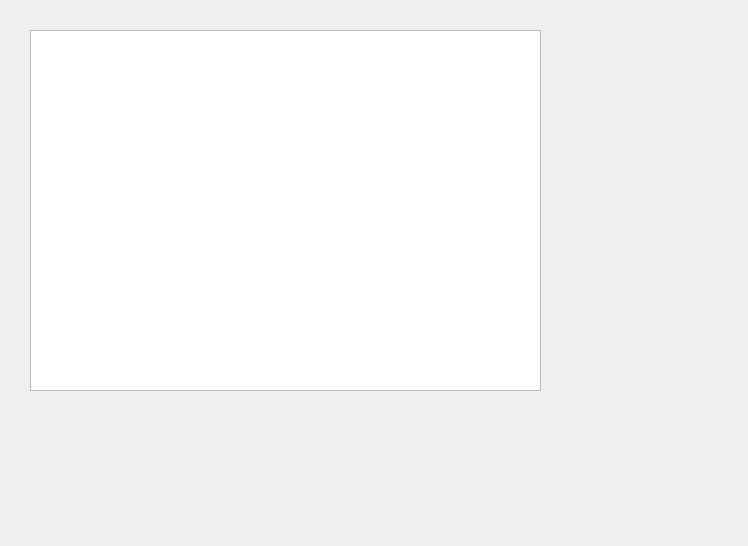
Before: the Qt Designer form engine/views/AncManageWidget.ui in ridolph/uwbEnginer, drawn with Qt 5.
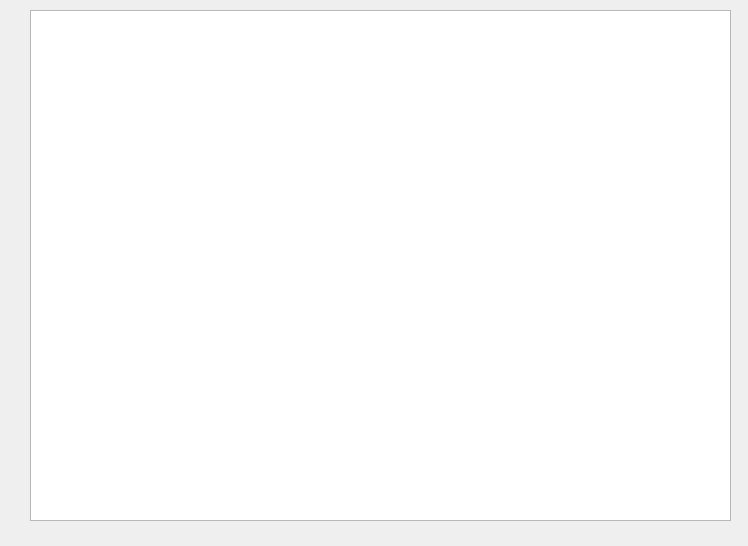
After: the same form once the commit is applied.

What changed in the file:
```diff
--- a/engine/views/AncManageWidget.ui
+++ b/engine/views/AncManageWidget.ui
@@ -17,9 +17,9 @@
    <property name="geometry">
     <rect>
      <x>30</x>
-     <y>30</y>
-     <width>511</width>
-     <height>361</height>
+     <y>10</y>
+     <width>701</width>
+     <height>511</height>
     </rect>
    </property>
   </widget>
```
